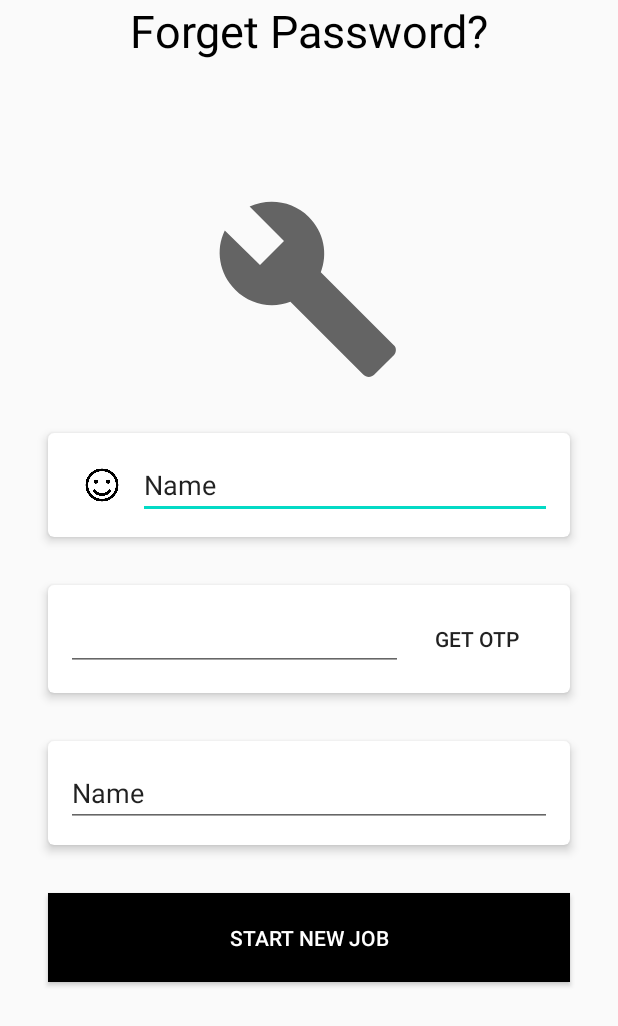
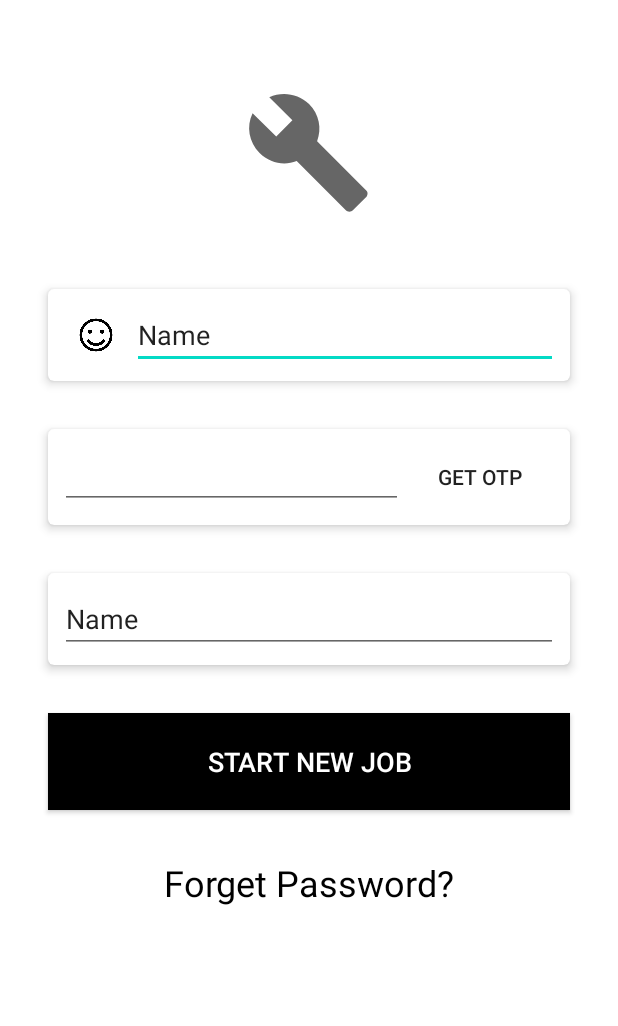
Before and after one commit to mal977/EasyTracker, an Android app: the layout fragment_login.xml on its own in the app's theme, with its tools: preview values and no code run, on a phone screen of 412 x 824 dp. Shown: the top 1026 px of the screen. Run offline under Robolectric (Android 15) with nearby library versions, the phone set to English and light mode, and no system bars.

Commit message:
made changes to fragment_login layout

```diff
--- a/EasyTracker/app/src/main/res/layout/fragment_login.xml
+++ b/EasyTracker/app/src/main/res/layout/fragment_login.xml
@@ -1,21 +1,26 @@
 <?xml version="1.0" encoding="utf-8"?>
-<androidx.constraintlayout.widget.ConstraintLayout xmlns:android="http://schemas.android.com/apk/res/android"
+<ScrollView xmlns:android="http://schemas.android.com/apk/res/android"
     xmlns:app="http://schemas.android.com/apk/res-auto"
     xmlns:tools="http://schemas.android.com/tools"
     android:layout_width="match_parent"
+    android:layout_height="match_parent"
+    android:background="#FFFFFF">
+
+
+    <androidx.constraintlayout.widget.ConstraintLayout
+        android:layout_width="match_parent"
         android:layout_height="match_parent">
-
 
         <ImageView
             android:id="@+id/imageView"
-        android:layout_width="128dp"
-        android:layout_height="128dp"
+            android:layout_width="86dp"
+            android:layout_height="86dp"
             app:layout_constraintBottom_toBottomOf="parent"
             app:layout_constraintEnd_toEndOf="parent"
             app:layout_constraintHorizontal_bias="0.498"
             app:layout_constraintStart_toStartOf="parent"
             app:layout_constraintTop_toTopOf="parent"
-        app:layout_constraintVertical_bias="0.185"
+            app:layout_constraintVertical_bias="0.113"
             app:srcCompat="@drawable/ic_wrench" />
 
         <androidx.cardview.widget.CardView
@@ -23,7 +28,7 @@
             android:layout_width="0dp"
             android:layout_height="wrap_content"
             android:layout_marginStart="32dp"
-        android:layout_marginTop="32dp"
+            android:layout_marginTop="48dp"
             android:layout_marginEnd="32dp"
             app:cardCornerRadius="4dp"
             app:cardElevation="4dp"
@@ -34,7 +39,7 @@
             <LinearLayout
                 android:layout_width="match_parent"
                 android:layout_height="match_parent"
-            android:layout_margin="12dp">
+                android:layout_margin="8dp">
 
                 <ImageView
                     android:id="@+id/imageView4"
@@ -73,7 +78,7 @@
             <LinearLayout
                 android:layout_width="match_parent"
                 android:layout_height="match_parent"
-            android:layout_margin="12dp">
+                android:layout_margin="8dp">
 
                 <EditText
                     android:id="@+id/editTextNumber"
@@ -110,7 +115,7 @@
             <LinearLayout
                 android:layout_width="match_parent"
                 android:layout_height="match_parent"
-            android:layout_margin="12dp">
+                android:layout_margin="8dp">
 
                 <EditText
                     android:id="@+id/editTextTextPersonName3"
@@ -135,19 +140,25 @@
             android:paddingBottom="20dp"
             android:text="Start New Job"
             android:textColor="@android:color/background_light"
+            android:textSize="18sp"
             app:layout_constraintEnd_toEndOf="@+id/cardView3"
             app:layout_constraintStart_toStartOf="@+id/cardView3"
             app:layout_constraintTop_toBottomOf="@+id/cardView3" />
 
         <TextView
-        android:id="@+id/textView2"
+            android:id="@+id/tv_forget_password"
             android:layout_width="wrap_content"
             android:layout_height="wrap_content"
-        android:layout_marginTop="24dp"
+            android:layout_marginTop="32dp"
             android:text="Forget Password?"
             android:textColor="@color/design_default_color_on_secondary"
-        android:textSize="30sp"
+            android:textSize="24sp"
             app:layout_constraintEnd_toEndOf="parent"
             app:layout_constraintStart_toStartOf="parent"
-        app:layout_constraintTop_toBottomOf="@+id/button2" />
+            app:layout_constraintTop_toBottomOf="@+id/btn_start_new_job" />
+
+
     </androidx.constraintlayout.widget.ConstraintLayout>
+
+
+</ScrollView>
--- /dev/null
+++ b/EasyTracker/app/src/main/res/values/dimen.xml
@@ -0,0 +1,6 @@
+<?xml version="1.0" encoding="utf-8"?>
+<resources>
+
+    <dimen name="primary_text_size">16dp</dimen>
+
+</resources>
```
Lines whose indentation alone changed are shown as unchanged.
